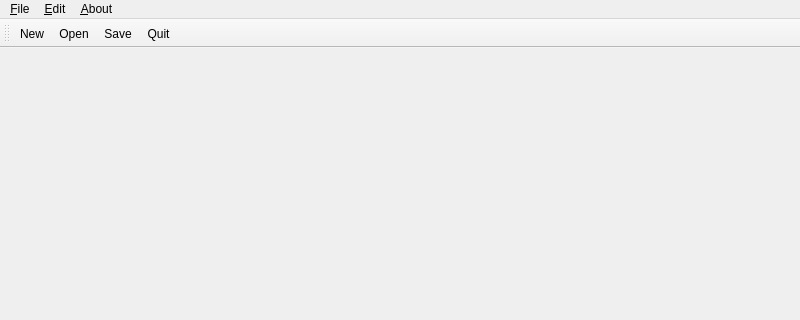
This is interface/mainwindow.ui in TriComp/TriComp as Qt 5 draws it before an edit; both pictures show x 0 to 800 and y 0 to 320 of the 800 by 600 pixel window. The edited form follows.
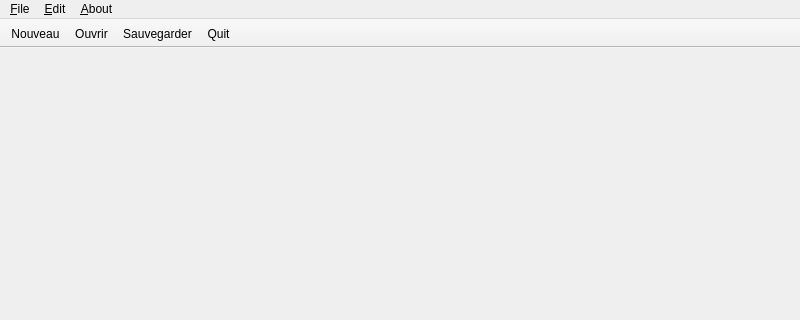
This is the edited form. Icons and pictures are not drawn.

Diff of the .ui file:
```diff
--- a/interface/mainwindow.ui
+++ b/interface/mainwindow.ui
@@ -65,6 +65,18 @@
    <property name="windowTitle">
     <string>toolBar</string>
    </property>
+   <property name="movable">
+    <bool>false</bool>
+   </property>
+   <property name="iconSize">
+    <size>
+     <width>32</width>
+     <height>32</height>
+    </size>
+   </property>
+   <property name="floatable">
+    <bool>false</bool>
+   </property>
    <attribute name="toolBarArea">
     <enum>TopToolBarArea</enum>
    </attribute>
@@ -82,7 +94,10 @@
      <normaloff>:/pictures/images/new.png</normaloff>:/pictures/images/new.png</iconset>
    </property>
    <property name="text">
-    <string>&amp;New</string>
+    <string>&amp;Nouveau</string>
+   </property>
+   <property name="toolTip">
+    <string>Nouveau</string>
    </property>
   </action>
   <action name="openAction">
@@ -91,7 +106,7 @@
      <normaloff>:/pictures/images/open.png</normaloff>:/pictures/images/open.png</iconset>
    </property>
    <property name="text">
-    <string>&amp;Open</string>
+    <string>&amp;Ouvrir</string>
    </property>
   </action>
   <action name="saveAction">
@@ -100,7 +115,10 @@
      <normaloff>:/pictures/images/save.png</normaloff>:/pictures/images/save.png</iconset>
    </property>
    <property name="text">
-    <string>&amp;Save</string>
+    <string>&amp;Sauvegarder</string>
+   </property>
+   <property name="toolTip">
+    <string>Sauvegarder</string>
    </property>
   </action>
   <action name="saveAsAction">
```
